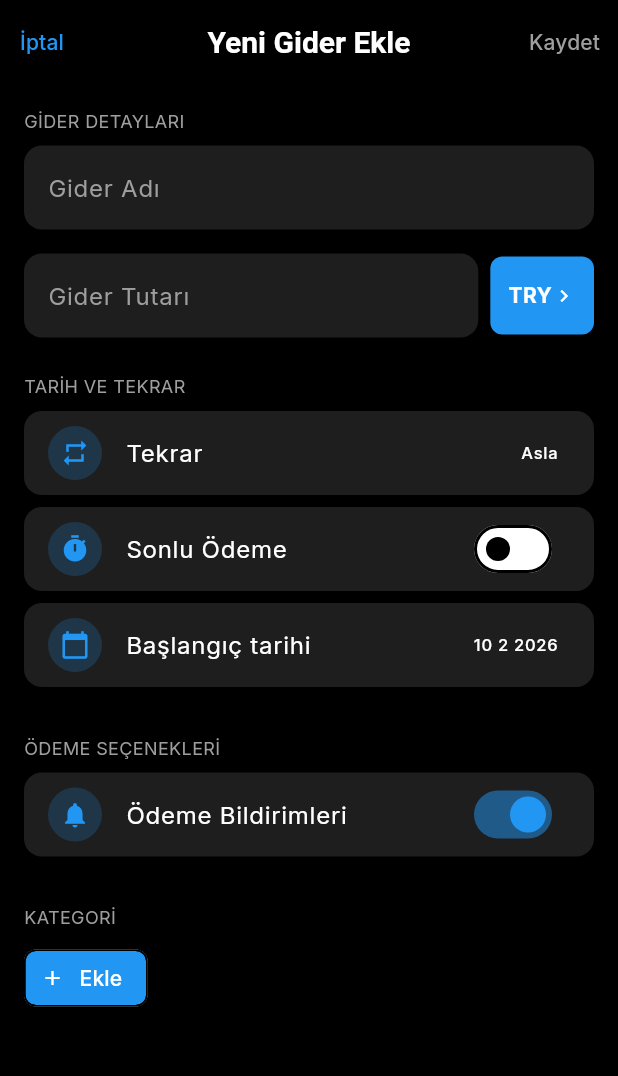
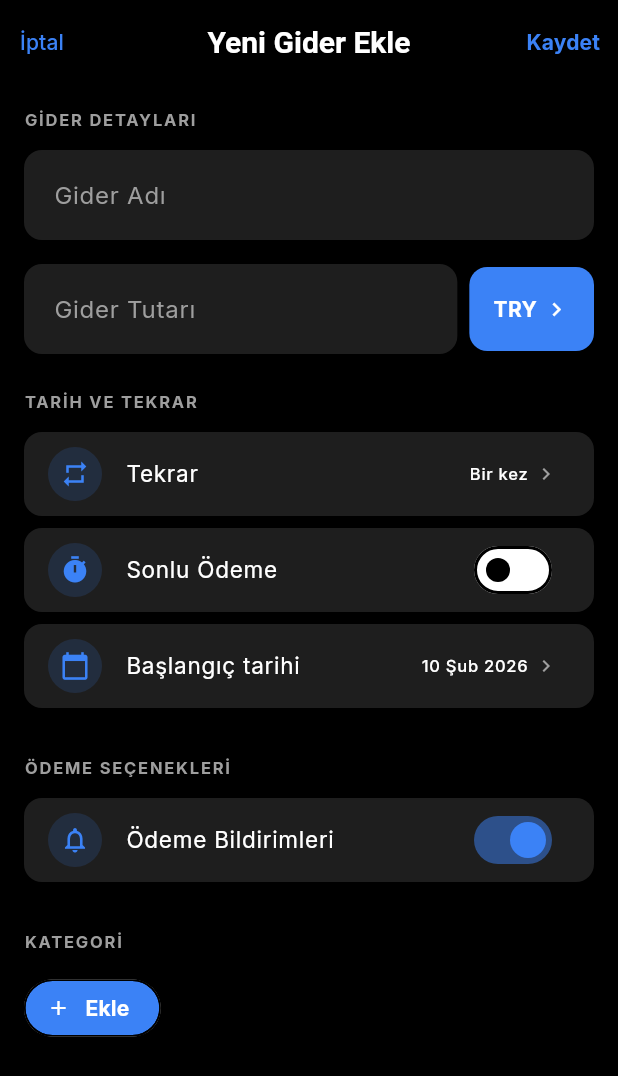
Before and after one commit to rks020/O-uz-dedinmi, a Flutter app: the AddExpenseScreen screen opened directly with empty values, after a tap on "Ekle", on a phone screen of 412 x 824 dp. Shown: the top 1076 px of the screen. Run offline on Flutter 3.47's test engine with Material 3 defaults, Android fonts, the phone set to English and light mode, and no system bars; our stand-ins replace firebase_core, firebase_database, fl_chart, flutter_riverpod, font_awesome_flutter, google_fonts; accounts and stored records are empty.

Commit message:
Para birimi ve tekrar seçim ekranları eklendi, Gider ekleme ekranı güncellendi

```diff
--- a/lib/models/transaction.dart
+++ b/lib/models/transaction.dart
@@ -1,6 +1,7 @@
+import 'transaction_options.dart';
+
 enum TransactionType { income, expense }
 enum TransactionStatus { pending, paid, overdue }
-enum RepeatFrequency { never, monthly, weekly, yearly }
 
 class Transaction {
   final String id;
@@ -12,10 +13,11 @@ class Transaction {
   final String categoryId; // Reference to Category ID
   final String? iconPath; // Optional path for svg or resource
   final String? description;
-  final RepeatFrequency repeat;
+  final RecurrenceType repeat;
   final bool isFinite;
   final DateTime? endDate;
   final bool notificationEnabled;
+  final String currencyCode;
 
   Transaction({
     required this.id,
@@ -27,10 +29,11 @@ class Transaction {
     required this.categoryId,
     this.iconPath,
     this.description,
-    this.repeat = RepeatFrequency.never,
+    this.repeat = RecurrenceType.once,
     this.isFinite = false,
     this.endDate,
     this.notificationEnabled = false,
+    this.currencyCode = 'TRY',
   });
 
   Map<String, dynamic> toMap() {
@@ -48,6 +51,7 @@ class Transaction {
       'isFinite': isFinite,
       'endDate': endDate?.toIso8601String(),
       'notificationEnabled': notificationEnabled,
+      'currencyCode': currencyCode,
     };
   }
 
@@ -68,13 +72,14 @@ class Transaction {
       categoryId: map['categoryId'] ?? '',
       iconPath: map['iconPath'],
       description: map['description'],
-      repeat: RepeatFrequency.values.firstWhere(
+      repeat: RecurrenceType.values.firstWhere(
         (e) => e.name == map['repeat'],
-        orElse: () => RepeatFrequency.never,
+        orElse: () => RecurrenceType.once,
       ),
       isFinite: map['isFinite'] ?? false,
       endDate: map['endDate'] != null ? DateTime.tryParse(map['endDate']) : null,
       notificationEnabled: map['notificationEnabled'] ?? false,
+      currencyCode: map['currencyCode'] ?? 'TRY',
     );
   }
 }
--- /dev/null
+++ b/lib/models/transaction_options.dart
@@ -0,0 +1,74 @@
+import 'package:flutter/material.dart';
+
+class AppCurrency {
+  final String code;
+  final String symbol;
+  final String name;
+  final String flag;
+
+  const AppCurrency({
+    required this.code,
+    required this.symbol,
+    required this.name,
+    required this.flag,
+  });
+
+  static const List<AppCurrency> currencies = [
+    AppCurrency(code: 'TRY', symbol: '₺', name: 'Türk Lirası', flag: '🇹🇷'),
+    AppCurrency(code: 'USD', symbol: '\$', name: 'US Dollar', flag: '🇺🇸'),
+    AppCurrency(code: 'EUR', symbol: '€', name: 'Euro', flag: '🇪🇺'),
+    AppCurrency(code: 'GBP', symbol: '£', name: 'British Pound', flag: '🇬🇧'),
+    AppCurrency(code: 'JPY', symbol: '¥', name: 'Japanese Yen', flag: '🇯🇵'),
+    AppCurrency(code: 'CAD', symbol: 'C\$', name: 'Canadian Dollar', flag: '🇨🇦'),
+    AppCurrency(code: 'AUD', symbol: 'A\$', name: 'Australian Dollar', flag: '🇦🇺'),
+    AppCurrency(code: 'CHF', symbol: 'CHF', name: 'Swiss Franc', flag: '🇨🇭'),
+    AppCurrency(code: 'INR', symbol: '₹', name: 'Indian Rupee', flag: '🇮🇳'),
+  ];
+
+  static String getSymbol(String code) {
+    return currencies.firstWhere((c) => c.code == code, orElse: () => currencies[0]).symbol;
+  }
+}
+
+enum RecurrenceType {
+  once,
+  everyWeek,
+  everyTwoWeeks,
+  everyMonth,
+  firstWeekdayOfMonth,
+  lastWeekdayOfMonth,
+  everyDay,
+  everyThreeMonths,
+  everySixMonths,
+  everyYear,
+  custom,
+}
+
+extension RecurrenceTypeExtension on RecurrenceType {
+  String get label {
+    switch (this) {
+      case RecurrenceType.once:
+        return 'Bir kez';
+      case RecurrenceType.everyWeek:
+        return 'Her hafta';
+      case RecurrenceType.everyTwoWeeks:
+        return 'Her 2 haftada bir';
+      case RecurrenceType.everyMonth:
+        return 'Her ay';
+      case RecurrenceType.firstWeekdayOfMonth:
+        return 'Her ayın ilk hafta içi günü';
+      case RecurrenceType.lastWeekdayOfMonth:
+        return 'Her ayın son hafta içi günü';
+      case RecurrenceType.everyDay:
+        return 'Her gün';
+      case RecurrenceType.everyThreeMonths:
+        return 'Her 3 ayda bir';
+      case RecurrenceType.everySixMonths:
+        return 'Her 6 ayda bir';
+      case RecurrenceType.everyYear:
+        return 'Her yıl';
+      case RecurrenceType.custom:
+        return 'Özel';
+    }
+  }
+}
--- a/lib/screens/add_expense_screen.dart
+++ b/lib/screens/add_expense_screen.dart
@@ -1,6 +1,11 @@
 import 'package:flutter/material.dart';
+import 'package:intl/intl.dart';
 import '../../models/transaction.dart';
 import '../../models/category.dart';
+import '../../models/transaction_options.dart';
+import '../theme/app_theme.dart';
+import 'currency_selection_screen.dart';
+import 'recurrence_selection_screen.dart';
 
 class AddExpenseScreen extends StatefulWidget {
   final Function(Transaction) onAdd;
@@ -21,13 +26,45 @@ class AddExpenseScreen extends StatefulWidget {
 class _AddExpenseScreenState extends State<AddExpenseScreen> {
   final TextEditingController _titleController = TextEditingController();
   final TextEditingController _amountController = TextEditingController();
-  DateTime _date = DateTime.now();
   TransactionStatus _status = TransactionStatus.pending;
-  RepeatFrequency _repeat = RepeatFrequency.never;
+  RecurrenceType _repeat = RecurrenceType.once;
   bool _isFinite = false;
   DateTime _startDate = DateTime.now();
   bool _notificationsEnabled = true;
   String? _selectedCategoryId;
+  String _currencyCode = 'TRY';
+
+  void _showCurrencyPicker() {
+    Navigator.push(
+      context,
+      MaterialPageRoute(
+        builder: (context) => CurrencySelectionScreen(
+          selectedCurrencyCode: _currencyCode,
+          onSelected: (currency) {
+            setState(() {
+              _currencyCode = currency.code;
+            });
+          },
+        ),
+      ),
+    );
+  }
+
+  void _showRecurrencePicker() {
+    showModalBottomSheet(
+      context: context,
+      backgroundColor: Colors.transparent,
+      isScrollControlled: true,
+      builder: (context) => RecurrenceSelectionScreen(
+        selectedRecurrence: _repeat,
+        onSelected: (type) {
+          setState(() {
+            _repeat = type;
+          });
+        },
+      ),
+    );
+  }
 
   @override
   Widget build(BuildContext context) {
@@ -35,16 +72,16 @@ class _AddExpenseScreenState extends State<AddExpenseScreen> {
       backgroundColor: Colors.black, // Dark background
       appBar: AppBar(
         backgroundColor: Colors.transparent,
-        title: const Text('Yeni Gider Ekle', style: TextStyle(color: Colors.white)),
+        elevation: 0,
+        title: const Text('Yeni Gider Ekle', style: TextStyle(color: Colors.white, fontWeight: FontWeight.bold)),
         leading: TextButton(
-          child: const Text('İptal', style: TextStyle(color: Colors.blue)),
+          child: const Text('İptal', style: TextStyle(color: AppTheme.primaryColor)),
           onPressed: () => Navigator.pop(context),
         ),
         actions: [
           TextButton(
-            child: const Text('Kaydet', style: TextStyle(color: Colors.grey)),
+            child: const Text('Kaydet', style: TextStyle(color: AppTheme.primaryColor, fontWeight: FontWeight.bold)),
             onPressed: () {
-              // Validate and save
               if (_titleController.text.isNotEmpty && _amountController.text.isNotEmpty) {
                 final transaction = Transaction(
                   id: DateTime.now().millisecondsSinceEpoch.toString(),
@@ -57,6 +94,7 @@ class _AddExpenseScreenState extends State<AddExpenseScreen> {
                   repeat: _repeat,
                   isFinite: _isFinite,
                   notificationEnabled: _notificationsEnabled,
+                  currencyCode: _currencyCode,
                 );
                 widget.onAdd(transaction);
                 Navigator.pop(context);
@@ -70,42 +108,53 @@ class _AddExpenseScreenState extends State<AddExpenseScreen> {
         child: Column(
           crossAxisAlignment: CrossAxisAlignment.start,
           children: [
-            const Text('GİDER DETAYLARI', style: TextStyle(color: Colors.grey, fontSize: 12)),
-            const SizedBox(height: 8),
+            const Text('GİDER DETAYLARI', style: TextStyle(color: Colors.grey, fontSize: 11, fontWeight: FontWeight.bold, letterSpacing: 1.2)),
+            const SizedBox(height: 12),
             _buildTextField('Gider Adı', _titleController),
             const SizedBox(height: 16),
             Row(
               children: [
                 Expanded(child: _buildTextField('Gider Tutarı', _amountController, isNumber: true)),
                 const SizedBox(width: 8),
-                Container(
-                  padding: const EdgeInsets.symmetric(horizontal: 12, vertical: 16),
+                GestureDetector(
+                  onTap: _showCurrencyPicker,
+                  child: Container(
+                    height: 56, // Match TextField height
+                    padding: const EdgeInsets.symmetric(horizontal: 16),
                     decoration: BoxDecoration(
-                    color: Colors.blue,
-                    borderRadius: BorderRadius.circular(8),
+                      color: AppTheme.primaryColor,
+                      borderRadius: BorderRadius.circular(12),
                     ),
-                  child: const Row(
+                    child: Row(
+                      mainAxisAlignment: MainAxisAlignment.center,
                       children: [
-                      Text('TRY', style: TextStyle(color: Colors.white, fontWeight: FontWeight.bold)),
-                      Icon(Icons.chevron_right, color: Colors.white, size: 16),
+                        Text(_currencyCode, style: const TextStyle(color: Colors.white, fontWeight: FontWeight.bold)),
+                        const SizedBox(width: 4),
+                        const Icon(Icons.chevron_right, color: Colors.white, size: 18),
                       ],
+                    ),
                   ),
                 ),
               ],
             ),
             const SizedBox(height: 24),
-            const Text('TARİH VE TEKRAR', style: TextStyle(color: Colors.grey, fontSize: 12)),
-            const SizedBox(height: 8),
+            const Text('TARİH VE TEKRAR', style: TextStyle(color: Colors.grey, fontSize: 11, fontWeight: FontWeight.bold, letterSpacing: 1.2)),
+            const SizedBox(height: 12),
             _buildListTile(
               icon: Icons.repeat,
               title: 'Tekrar',
-              trailing: Text(
-                _repeat.name == 'never' ? 'Asla' : _repeat.name,
+              trailing: Row(
+                mainAxisSize: MainAxisSize.min,
+                children: [
+                  Text(
+                    _repeat.label,
                     style: const TextStyle(color: Colors.white),
                   ),
-              onTap: () {
-                // Show repeat picker
-              },
+                  const SizedBox(width: 4),
+                  const Icon(Icons.chevron_right, color: Colors.grey, size: 16),
+                ],
+              ),
+              onTap: _showRecurrencePicker,
             ),
             _buildListTile(
               icon: Icons.timer,
@@ -113,32 +162,63 @@ class _AddExpenseScreenState extends State<AddExpenseScreen> {
               trailing: Switch(
                 value: _isFinite,
                 onChanged: (val) => setState(() => _isFinite = val),
-                activeColor: Colors.blue,
+                 activeColor: AppTheme.primaryColor,
               ),
             ),
             _buildListTile(
               icon: Icons.calendar_today,
               title: 'Başlangıç tarihi',
-              trailing: Text(
-                "${_startDate.day} ${_startDate.month} ${_startDate.year}",
+              trailing: Row(
+                mainAxisSize: MainAxisSize.min,
+                children: [
+                  Text(
+                    DateFormat('d MMM yyyy', 'tr_TR').format(_startDate),
                     style: const TextStyle(color: Colors.white),
                   ),
+                  const SizedBox(width: 4),
+                  const Icon(Icons.chevron_right, color: Colors.grey, size: 16),
+                ],
+              ),
+              onTap: () async {
+                final picked = await showDatePicker(
+                  context: context,
+                  initialDate: _startDate,
+                  firstDate: DateTime(2000),
+                  lastDate: DateTime(2100),
+                  builder: (context, child) {
+                    return Theme(
+                      data: Theme.of(context).copyWith(
+                        colorScheme: const ColorScheme.dark(
+                          primary: AppTheme.primaryColor,
+                          onPrimary: Colors.white,
+                          surface: AppTheme.surfaceColor,
+                          onSurface: Colors.white,
+                        ),
+                      ),
+                      child: child!,
+                    );
+                  },
+                );
+                if (picked != null) {
+                  setState(() => _startDate = picked);
+                }
+              },
             ),
             const SizedBox(height: 24),
-            const Text('ÖDEME SEÇENEKLERİ', style: TextStyle(color: Colors.grey, fontSize: 12)),
-            const SizedBox(height: 8),
+            const Text('ÖDEME SEÇENEKLERİ', style: TextStyle(color: Colors.grey, fontSize: 11, fontWeight: FontWeight.bold, letterSpacing: 1.2)),
+            const SizedBox(height: 12),
             _buildListTile(
-              icon: Icons.notifications,
+              icon: Icons.notifications_none,
               title: 'Ödeme Bildirimleri',
               trailing: Switch(
                 value: _notificationsEnabled,
                 onChanged: (val) => setState(() => _notificationsEnabled = val),
-                 activeColor: Colors.blue,
+                 activeColor: AppTheme.primaryColor,
               ),
             ),
             const SizedBox(height: 24),
-            const Text('KATEGORİ', style: TextStyle(color: Colors.grey, fontSize: 12)),
-            const SizedBox(height: 8),
+            const Text('KATEGORİ', style: TextStyle(color: Colors.grey, fontSize: 11, fontWeight: FontWeight.bold, letterSpacing: 1.2)),
+            const SizedBox(height: 12),
             Wrap(
               spacing: 8,
               runSpacing: 8,
@@ -146,10 +226,12 @@ class _AddExpenseScreenState extends State<AddExpenseScreen> {
                 ...widget.categories.map((cat) => _buildCategoryChip(cat)),
                 ActionChip(
                   label: const Text('Ekle'),
+                  padding: const EdgeInsets.symmetric(horizontal: 12, vertical: 8),
                   avatar: const Icon(Icons.add, size: 16, color: Colors.white),
-                  backgroundColor: Colors.blue,
-                  labelStyle: const TextStyle(color: Colors.white),
+                  backgroundColor: AppTheme.primaryColor,
+                  labelStyle: const TextStyle(color: Colors.white, fontWeight: FontWeight.bold),
                   onPressed: widget.onAddCategory,
+                  shape: RoundedRectangleBorder(borderRadius: BorderRadius.circular(20)),
                 ),
               ],
             ),
@@ -162,13 +244,14 @@ class _AddExpenseScreenState extends State<AddExpenseScreen> {
   Widget _buildTextField(String hint, TextEditingController controller, {bool isNumber = false}) {
     return TextField(
       controller: controller,
-      keyboardType: isNumber ? TextInputType.number : TextInputType.text,
+      keyboardType: isNumber ? const TextInputType.numberWithOptions(decimal: true) : TextInputType.text,
       style: const TextStyle(color: Colors.white),
       decoration: InputDecoration(
         hintText: hint,
         hintStyle: const TextStyle(color: Colors.grey),
         filled: true,
         fillColor: const Color(0xFF1E1E1E),
+        contentPadding: const EdgeInsets.symmetric(horizontal: 16, vertical: 18),
         border: OutlineInputBorder(
           borderRadius: BorderRadius.circular(12),
           borderSide: BorderSide.none,
@@ -188,12 +271,12 @@ class _AddExpenseScreenState extends State<AddExpenseScreen> {
         leading: Container(
           padding: const EdgeInsets.all(8),
           decoration: BoxDecoration(
-            color: Colors.blue.withOpacity(0.2),
+            color: AppTheme.primaryColor.withOpacity(0.15),
             shape: BoxShape.circle,
           ),
-          child: Icon(icon, color: Colors.blue, size: 20),
+          child: Icon(icon, color: AppTheme.primaryColor, size: 20),
         ),
-        title: Text(title, style: const TextStyle(color: Colors.white)),
+        title: Text(title, style: const TextStyle(color: Colors.white, fontSize: 15)),
         trailing: trailing,
         onTap: onTap,
       ),
@@ -211,15 +294,19 @@ class _AddExpenseScreenState extends State<AddExpenseScreen> {
         });
       },
       backgroundColor: const Color(0xFF1E1E1E),
-      selectedColor: Colors.blue.withOpacity(0.5),
-      labelStyle: TextStyle(color: isSelected ? Colors.white : Colors.grey),
+      selectedColor: AppTheme.primaryColor.withOpacity(0.3),
+      labelStyle: TextStyle(
+        color: isSelected ? Colors.white : Colors.grey,
+        fontWeight: isSelected ? FontWeight.bold : FontWeight.normal,
+      ),
       avatar: CircleAvatar(
         backgroundColor: Color(category.colorValue),
-        radius: 8,
+        radius: 6,
       ),
+      padding: const EdgeInsets.symmetric(horizontal: 8, vertical: 4),
       shape: RoundedRectangleBorder(
         borderRadius: BorderRadius.circular(20),
-        side: BorderSide(color: isSelected ? Colors.blue : Colors.grey.withOpacity(0.3)),
+        side: BorderSide(color: isSelected ? AppTheme.primaryColor : Colors.white.withOpacity(0.1)),
       ),
     );
   }
--- a/lib/widgets/transaction_item.dart
+++ b/lib/widgets/transaction_item.dart
@@ -2,6 +2,7 @@ import 'package:flutter/material.dart';
 import 'package:flutter_riverpod/flutter_riverpod.dart';
 import 'package:intl/intl.dart';
 import '../models/transaction.dart';
+import '../models/transaction_options.dart';
 import '../theme/app_theme.dart';
 import 'package:font_awesome_flutter/font_awesome_flutter.dart';
 import '../providers/data_provider.dart';
@@ -45,7 +46,8 @@ class TransactionItem extends ConsumerWidget {
     }
 
     final dateFormat = DateFormat('d MMM', 'tr_TR');
-    final amountFormat = NumberFormat.currency(locale: 'tr_TR', symbol: '₺', decimalDigits: 0);
+    final amountSymbol = AppCurrency.getSymbol(transaction.currencyCode);
+    final amountFormat = NumberFormat.currency(locale: 'tr_TR', symbol: amountSymbol, decimalDigits: 0);
 
     return Container(
       margin: const EdgeInsets.only(bottom: 12),
```
Also changed, not shown: lib/screens/currency_selection_screen.dart (added, +119 -0 lines), lib/screens/recurrence_selection_screen.dart (added, +97 -0 lines). Lines whose indentation alone changed are shown as unchanged.
